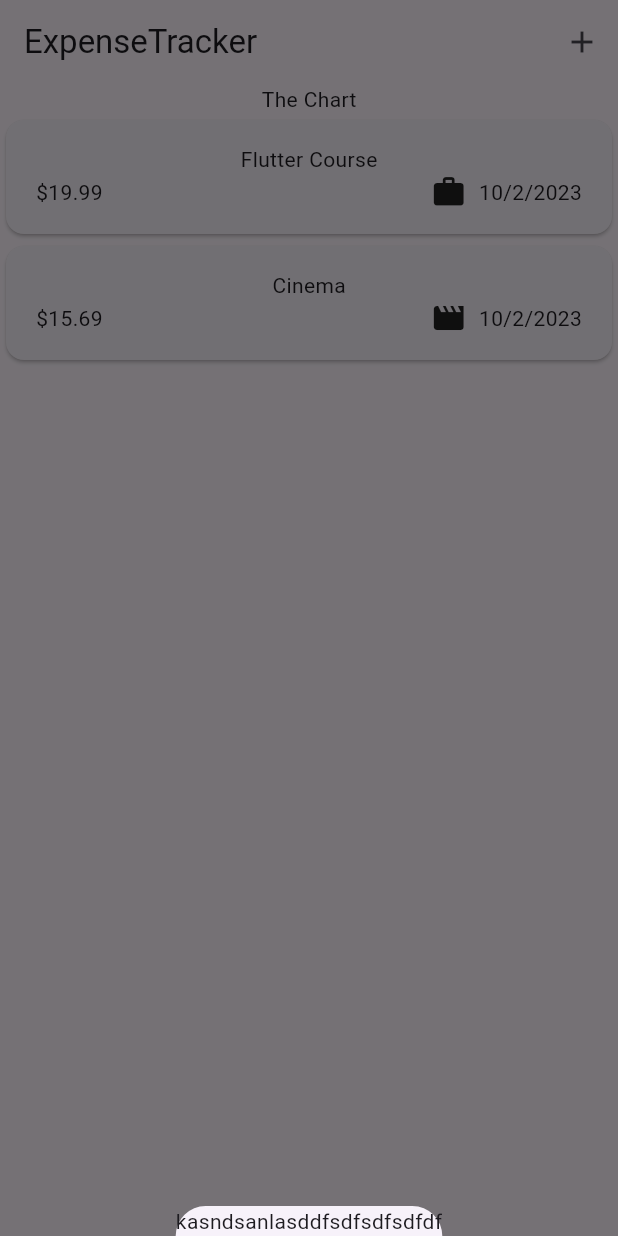
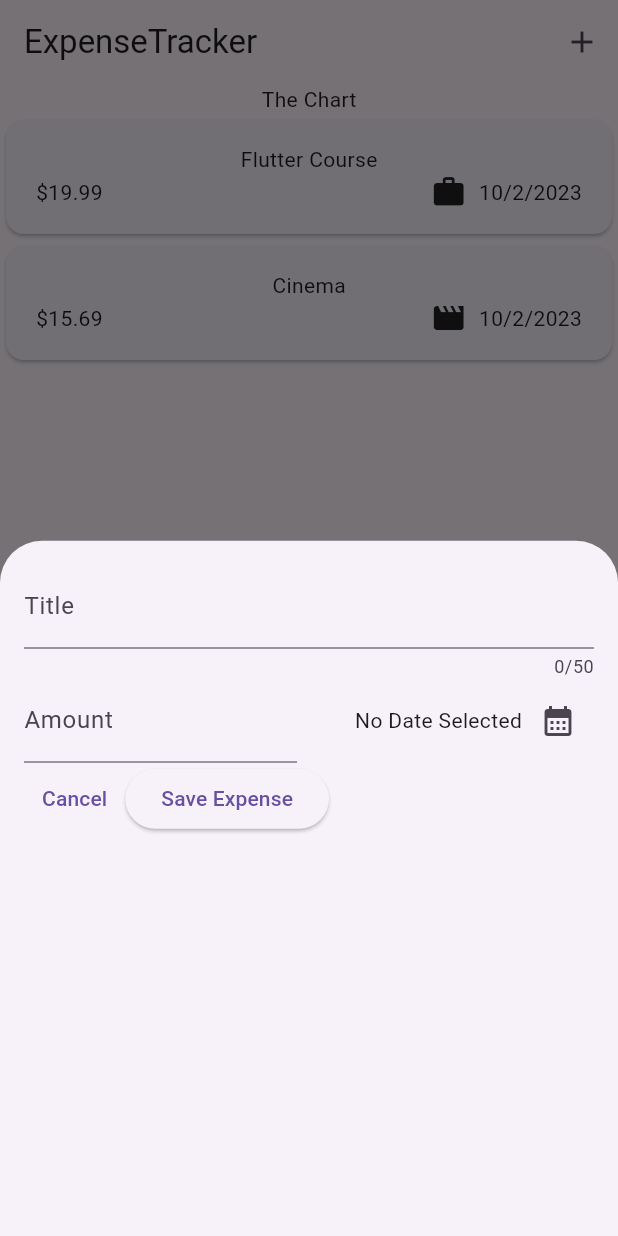
Before and after one commit to bugrata/Expense-Tracker-App, a Flutter app: the screen it shows after launch, after a tap on the "add" icon, on a phone screen of 412 x 824 dp. Run offline on Flutter 3.47's test engine with Material 2 defaults, Android fonts, the phone set to English and light mode, and no system bars.

Commit message:
General Update
Created new_expense file to get inputs for new expense card.

```diff
--- a/expense_tracker/lib/widgets/expenses.dart
+++ b/expense_tracker/lib/widgets/expenses.dart
@@ -1,5 +1,6 @@
 import 'package:expense_tracker/widgets/expense_list/expenses_list.dart';
 import 'package:expense_tracker/models/expense.dart';
+import 'package:expense_tracker/widgets/new_expense.dart';
 import 'package:flutter/material.dart';
 
 class Expenses extends StatefulWidget {
@@ -30,7 +31,7 @@ class _ExpensesState extends State<Expenses> {
   void _openAddExpenseOverlay () {
     showModalBottomSheet(
       context: context,
-      builder: (ctx) => const Text('kasndsanlasddfsdfsdfsdfdf'),
+      builder: (ctx) => const NewExpense(),
       );
   }
 
--- /dev/null
+++ b/expense_tracker/lib/widgets/new_expense.dart
@@ -0,0 +1,105 @@
+import 'package:flutter/material.dart';
+import 'package:intl/intl.dart';
+
+final formatter = DateFormat.yMd();
+
+class NewExpense extends StatefulWidget {
+  const NewExpense({super.key});
+
+  @override
+  State<NewExpense> createState() {
+    return _NewExpenseState();
+  }
+}
+
+class _NewExpenseState extends State<NewExpense> {
+  final _titleController = TextEditingController();
+  final _amountController = TextEditingController();
+  DateTime? _selectedDate;
+
+  void _presentDatePicker () async {
+    final now = DateTime.now();
+    final firstDate = DateTime(now.year - 1, now.month, now.day);
+
+    final pickedDate = await showDatePicker(
+    context: context,
+    initialDate: now,
+    firstDate: firstDate,
+    lastDate: now,
+    );
+    setState(() {
+      _selectedDate = pickedDate;
+    });
+  }
+
+  @override
+  void dispose() {
+    _titleController.dispose();
+    _amountController.dispose();
+    super.dispose();
+  }
+
+
+  @override
+  Widget build(BuildContext context) {
+    return Padding(
+      padding: const EdgeInsets.all(16),
+      child: Column(
+        children: [
+          TextField(
+            controller: _titleController,
+            maxLength: 50,
+            decoration: const InputDecoration(
+              label: Text('Title'),
+            ),
+          ),
+          Row(
+            children: [
+              Expanded(
+                child: TextField(
+                  controller: _amountController,
+                  keyboardType: TextInputType.number,
+                  decoration: const InputDecoration(
+                    prefixText: '\$ ',
+                    label: Text('Amount'),
+                  ),
+                ),
+              ),
+              const SizedBox(width: 16,),
+              Expanded(
+                child: Row(
+                  mainAxisAlignment: MainAxisAlignment.end,
+                  crossAxisAlignment: CrossAxisAlignment.center,
+                  children: [
+                    Text(_selectedDate == null ? 'No Date Selected' : formatter.format(_selectedDate!),),
+                    IconButton(
+                      onPressed: _presentDatePicker,
+                    icon: const Icon(Icons.calendar_month),
+                    )
+                  ],
+                ),
+              ),
+            ],
+          ),
+          Row(
+            children: [
+              TextButton(
+                onPressed: () {
+                  Navigator.pop(context);
+                },
+                child: const Text('Cancel')
+              ),
+              ElevatedButton(
+                onPressed: () {
+                  print(_titleController.text);
+                  print(_amountController.text);
+                },
+              child: const Text('Save Expense')
+              ),
+            ],
+          ),
+        ],
+        ),
+    );
+  }
+}
```
